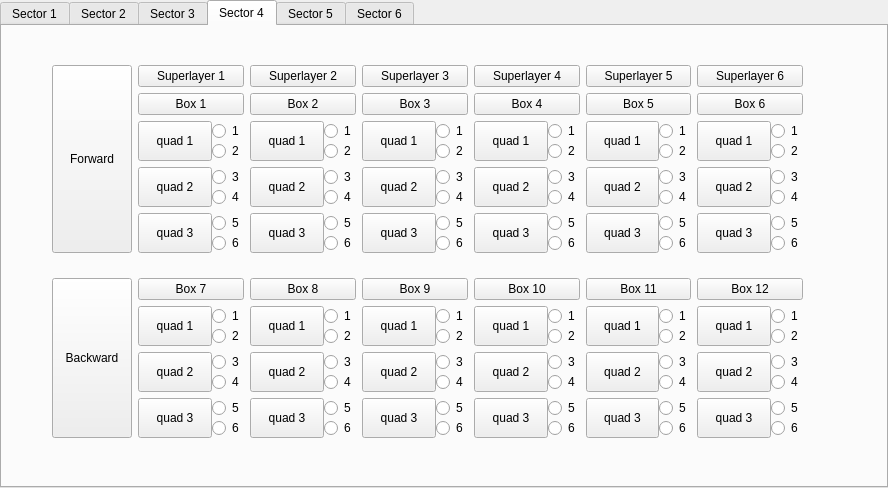
JeffersonLab/clas12-dc-wiremap, file dbtabwidget.ui: the form before one commit.
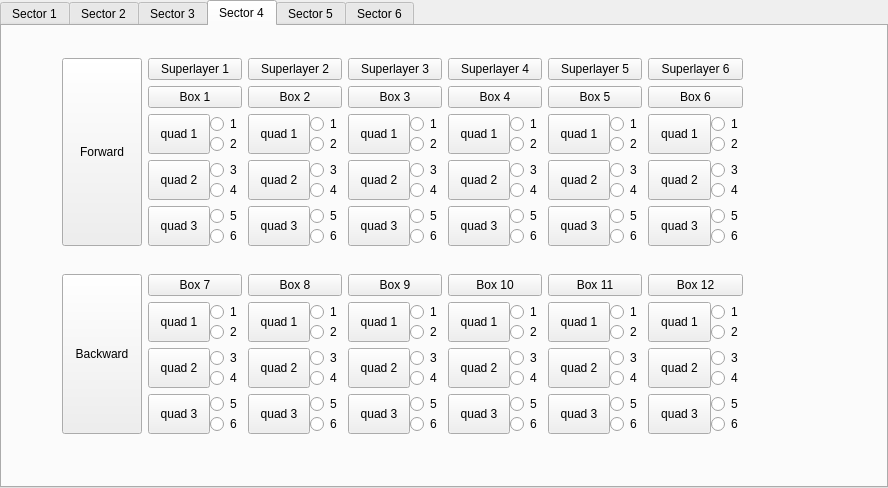
The form after the commit.

Diff of the .ui file:
```diff
--- a/dbtabwidget.ui
+++ b/dbtabwidget.ui
@@ -1618,10 +1618,10 @@
    <widget class="QWidget" name="verticalLayoutWidget_3">
     <property name="geometry">
      <rect>
-      <x>50</x>
-      <y>20</y>
-      <width>751</width>
-      <height>411</height>
+      <x>60</x>
+      <y>10</y>
+      <width>681</width>
+      <height>421</height>
      </rect>
     </property>
     <layout class="QVBoxLayout" name="verticalLayout_77">
```
Left out of the diff: 6 changed lines with no effect on the pictures.
